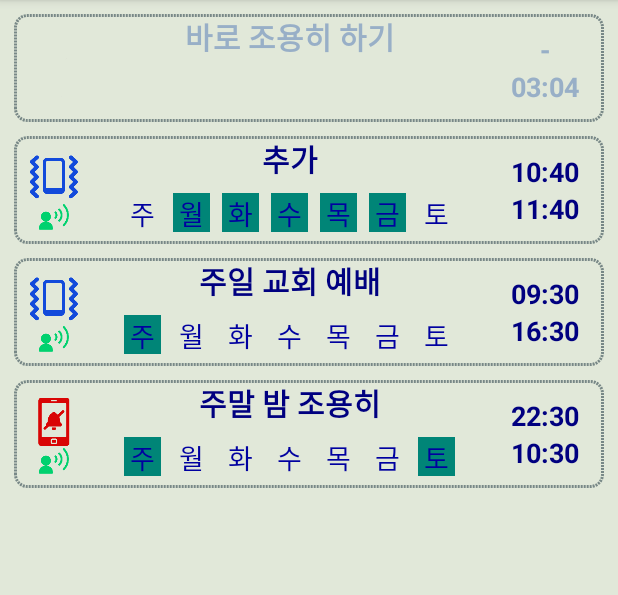
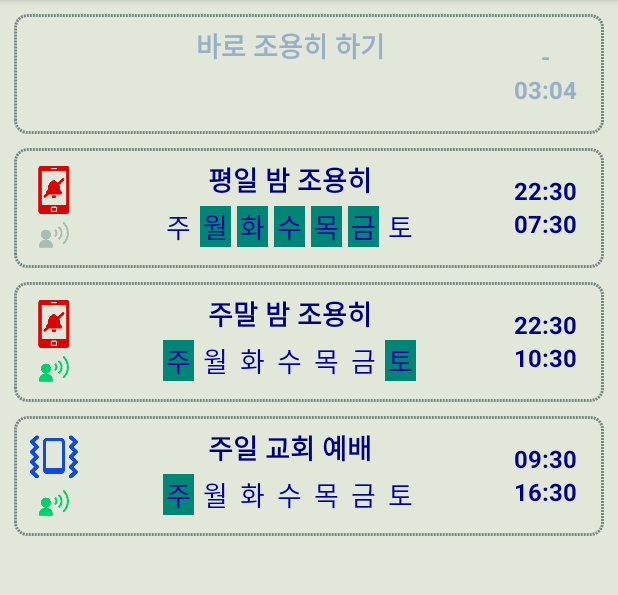
Before and after one commit to riopapa/AutoQuiet, an Android app: the screen it shows after launch (MainActivity), on a phone screen of 412 x 824 dp, the part 84-679 px from its top. Run offline under Robolectric (Android 15) with nearby library versions, the phone set to English and light mode, and no system bars.

Commit message:
Fix minor bugs

```diff
--- a/app/src/main/java/com/urrecliner/letmequiet/AddUpdateActivity.java
+++ b/app/src/main/java/com/urrecliner/letmequiet/AddUpdateActivity.java
@@ -147,7 +147,7 @@ public class AddUpdateActivity extends AppCompatActivity {
 
         subject = binding.etSubject.getText().toString();
         if (subject.length() == 0)
-            subject = "No Subject";
+            subject = getString(R.string.no_subject);
         startHour = binding.timePickerStart.getHour(); startMin = binding.timePickerStart.getMinute();
         finishHour = binding.timePickerFinish.getHour(); finishMin = binding.timePickerFinish.getMinute();
         quietTask = new QuietTask(subject, startHour, startMin, finishHour, finishMin,
@@ -162,7 +162,6 @@ public class AddUpdateActivity extends AppCompatActivity {
         utils.log(logID, stateCode + " "+utils.buildHourMin(startHour,startMin));
         finish();
         recycleViewAdapter.notifyItemChanged(currIdx, quietTask);
-
     }
 
     @Override
--- a/app/src/main/java/com/urrecliner/letmequiet/MainActivity.java
+++ b/app/src/main/java/com/urrecliner/letmequiet/MainActivity.java
@@ -55,7 +55,7 @@ import static com.urrecliner.letmequiet.Vars.mContext;
 import static com.urrecliner.letmequiet.Vars.recycleViewAdapter;
 import static com.urrecliner.letmequiet.Vars.sdfDateTime;
 import static com.urrecliner.letmequiet.Vars.sdfTime;
-import static com.urrecliner.letmequiet.Vars.sharedPreferences;
+import static com.urrecliner.letmequiet.Vars.sharedPref;
 import static com.urrecliner.letmequiet.Vars.quietTask;
 import static com.urrecliner.letmequiet.Vars.quietTasks;
 import static com.urrecliner.letmequiet.Vars.stateCode;
@@ -101,7 +101,7 @@ public class MainActivity extends AppCompatActivity  {
             }
         }, 100);
         actionHandler = new Handler() { public void handleMessage(Message msg) { actOnStateCode(); }};
-
+        Toast.makeText(mContext,getString(R.string.back_key),Toast.LENGTH_LONG).show();
     }
 
     void updateNotificationBar(String dateTime, String subject, String startFinish) {
@@ -115,11 +115,11 @@ public class MainActivity extends AppCompatActivity  {
 
     void setVariables() {
 
-        sharedPreferences = PreferenceManager.getDefaultSharedPreferences(this);
-        beepManner = sharedPreferences.getBoolean("beepManner", true);
-        interval_Short = sharedPreferences.getInt("interval_Short", 5);
-        interval_Long = sharedPreferences.getInt("interval_Long", 30);
-        default_Duration = sharedPreferences.getInt("default_Duration", 60);
+        sharedPref = PreferenceManager.getDefaultSharedPreferences(this);
+        beepManner = sharedPref.getBoolean("beepManner", true);
+        interval_Short = sharedPref.getInt("interval_Short", 5);
+        interval_Long = sharedPref.getInt("interval_Long", 30);
+        default_Duration = sharedPref.getInt("default_Duration", 60);
 
         quietTasks = utils.readSharedPrefTables();
         if (quietTasks.size() == 0)
@@ -271,18 +271,21 @@ public class MainActivity extends AppCompatActivity  {
     }
 
     private void initiate_QuietTasks() {
+        boolean [] week;
         quietTasks.clear();
         quietTask = getQuietTaskOneTime();
         quietTasks.add(quietTask);
-        quietTask = getQuietTaskDefault();
-        quietTasks.add(quietTask);
-        boolean [] week = new boolean[]{true, false, false, false, false, false, false};
-        quietTask = new QuietTask(getString(R.string.Sunday_Church), 9, 30, 16, 30,
-                week, true, true, true);
+        week = new boolean[]{false, true, true, true, true, true, false};
+        quietTask = new QuietTask(getString(R.string.WeekDay_Night), 22, 30, 7, 30,
+                week, true, false, false);
         quietTasks.add(quietTask);
         week = new boolean[]{true, false, false, false, false, false, true};
         quietTask = new QuietTask(getString(R.string.WeekEnd_Night), 22, 30, 10, 30,
                 week, true, false, true);
+        quietTasks.add(quietTask);
+        week = new boolean[]{true, false, false, false, false, false, false};
+        quietTask = new QuietTask(getString(R.string.Sunday_Church), 9, 30, 16, 30,
+                week, true, true, true);
         quietTasks.add(quietTask);
         utils.saveSharedPrefTables();
     }
--- a/app/src/main/java/com/urrecliner/letmequiet/SettingActivity.java
+++ b/app/src/main/java/com/urrecliner/letmequiet/SettingActivity.java
@@ -11,7 +11,7 @@ import static com.urrecliner.letmequiet.Vars.default_Duration;
 import static com.urrecliner.letmequiet.Vars.editor;
 import static com.urrecliner.letmequiet.Vars.interval_Long;
 import static com.urrecliner.letmequiet.Vars.interval_Short;
-import static com.urrecliner.letmequiet.Vars.sharedPreferences;
+import static com.urrecliner.letmequiet.Vars.sharedPref;
 import static com.urrecliner.letmequiet.Vars.utils;
 
 public class SettingActivity extends AppCompatActivity {
@@ -28,7 +28,7 @@ public class SettingActivity extends AppCompatActivity {
     }
 
     public void adjustSetting(View v) {
-        editor = sharedPreferences.edit();
+        editor = sharedPref.edit();
         switch (v.getId()) {
             case R.id.setIntervalShortMinus:
                 if (interval_Short > 1) {
--- a/app/src/main/java/com/urrecliner/letmequiet/Utils.java
+++ b/app/src/main/java/com/urrecliner/letmequiet/Utils.java
@@ -25,7 +25,7 @@ import java.util.List;
 import static com.urrecliner.letmequiet.Vars.mContext;
 import static com.urrecliner.letmequiet.Vars.sdfDate;
 import static com.urrecliner.letmequiet.Vars.sdfLogTime;
-import static com.urrecliner.letmequiet.Vars.sharedPreferences;
+import static com.urrecliner.letmequiet.Vars.sharedPref;
 import static com.urrecliner.letmequiet.Vars.quietTasks;
 
 public class Utils {
@@ -150,8 +150,8 @@ public class Utils {
 
     void saveSharedPrefTables() {
 
-        sharedPreferences = PreferenceManager.getDefaultSharedPreferences(mContext);
-        SharedPreferences.Editor prefsEditor = sharedPreferences.edit();
+        sharedPref = PreferenceManager.getDefaultSharedPreferences(mContext);
+        SharedPreferences.Editor prefsEditor = sharedPref.edit();
         Gson gson = new Gson();
         String json = gson.toJson(quietTasks);
         prefsEditor.putString("silentInfo", json);
@@ -161,9 +161,9 @@ public class Utils {
     ArrayList<QuietTask> readSharedPrefTables() {
 
         ArrayList<QuietTask> list;
-        sharedPreferences = PreferenceManager.getDefaultSharedPreferences(mContext);
+        sharedPref = PreferenceManager.getDefaultSharedPreferences(mContext);
         Gson gson = new Gson();
-        String json = sharedPreferences.getString("silentInfo", "");
+        String json = sharedPref.getString("silentInfo", "");
         if (json.isEmpty()) {
             list = new ArrayList<>();
         } else {
--- a/app/src/main/java/com/urrecliner/letmequiet/Vars.java
+++ b/app/src/main/java/com/urrecliner/letmequiet/Vars.java
@@ -22,7 +22,7 @@
 
     static String stateCode;
 
-    static SharedPreferences sharedPreferences;
+    static SharedPreferences sharedPref;
     static SharedPreferences.Editor editor;
     static boolean beepManner = true;
 
--- a/app/src/main/java/com/urrecliner/letmequiet/models/QuietTask.java
+++ b/app/src/main/java/com/urrecliner/letmequiet/models/QuietTask.java
@@ -8,44 +8,33 @@ public class QuietTask implements Serializable {
     boolean active, speaking, vibrate;
     boolean[] week = {true, true, true, true, true, true, true};
 
-    public QuietTask() { }
-
     public String getSubject() {
         return subject;
     }
-
     public int getStartHour() {
         return startHour;
     }
-
     public int getStartMin() {
         return startMin;
     }
-
     public int getFinishHour() {
         return finishHour;
     }
-
     public int getFinishMin() {
         return finishMin;
     }
-
     public boolean isActive() {
         return active;
     }
-
     public boolean isSpeaking() {
         return speaking;
     }
-
     public boolean isVibrate() {
         return vibrate;
     }
-
     public boolean[] getWeek() {
         return week;
     }
-
     public QuietTask(String subject, int startHour, int startMin, int finishHour, int finishMin,
                      boolean[] week, boolean active, boolean vibrate, boolean speaking) {
         this.subject = subject;
@@ -53,10 +42,10 @@ public class QuietTask implements Serializable {
         this.startMin = startMin;
         this.finishHour = finishHour;
         this.finishMin = finishMin;
-        System.arraycopy(week, 0, this.week, 0, 7);
         this.active = active;
         this.vibrate = vibrate;
         this.speaking = speaking;
+        System.arraycopy(week, 0, this.week, 0, 7);
     }
     public void setSubject(String subject) { this.subject = subject; }
     public void setActive(boolean TorF) { this.active = TorF; }
--- a/app/src/main/res/layout/reminder_info.xml
+++ b/app/src/main/res/layout/reminder_info.xml
@@ -26,8 +26,8 @@
             android:contentDescription="@string/blank" />
         <ImageView
             android:id="@+id/lv_speak"
-            android:layout_marginTop="0dp"
-            android:layout_marginBottom="0dp"
+            android:layout_marginTop="4dp"
+            android:layout_marginBottom="4dp"
             android:layout_width="20dp"
             android:layout_height="20dp"
             android:layout_gravity="center"
@@ -60,13 +60,13 @@
                     android:layout_width="match_parent"
                     android:layout_height="wrap_content"
                     android:text="@string/subject"
-                    android:textSize="20sp"
+                    android:textSize="18sp"
                     android:textStyle="bold"
                     android:gravity="center"/>
                 <LinearLayout
                     android:layout_width="match_parent"
                     android:layout_height="match_parent"
-                    android:layout_marginTop="4dp"
+                    android:layout_marginTop="2dp"
                     android:layout_marginBottom="4dp"
                     android:gravity="center"
                     android:orientation="horizontal">
@@ -154,7 +154,7 @@
                     android:layout_width="match_parent"
                     android:layout_height="wrap_content"
                     android:text="@string/hh_mm"
-                    android:textSize="18sp"
+                    android:textSize="16sp"
                     android:textStyle="bold"
                     android:gravity="center"/>
                 <TextView
@@ -162,7 +162,7 @@
                     android:layout_width="match_parent"
                     android:layout_height="wrap_content"
                     android:text="@string/hh_mm"
-                    android:textSize="18sp"
+                    android:textSize="16sp"
                     android:textStyle="bold"
                     android:gravity="center"/>
 
--- a/app/src/main/res/values/dimens.xml
+++ b/app/src/main/res/values/dimens.xml
@@ -1,4 +1,4 @@
 <resources>
-    <dimen name="week_margin">4dp</dimen>
-    <dimen name="week_padding">4dp</dimen>
+    <dimen name="week_margin">2dp</dimen>
+    <dimen name="week_padding">2dp</dimen>
 </resources>
--- a/app/src/main/res/values/strings.xml
+++ b/app/src/main/res/values/strings.xml
@@ -2,6 +2,7 @@
     <string name="app_name">Let me Quiet</string>
     <string name="blank"> </string>
     <string name="Quiet_Once">바로 조용히 하기</string>
+    <string name="WeekDay_Night">평일 밤 조용히</string>
     <string name="WeekEnd_Night">주말 밤 조용히</string>
     <string name="Sunday_Church">주일 교회 예배</string>
     <string name="action_add">추가</string>
@@ -32,6 +33,7 @@
     <string name="update_table">수정</string>
     <string name="add_table">추가</string>
     <string name="no_subject">제목 없음</string>
+    <string name="back_key">뒤로가기 키를 눌러야 작동 시작됨</string>
     <string name="at_least_one_day_selected">적어도 하루는 선택해야 하지 않을까요?</string>
     <string name="sound_when_manner_changed">매너 변경시 소리</string>
     <string name="date_time">23:59</string>
```
